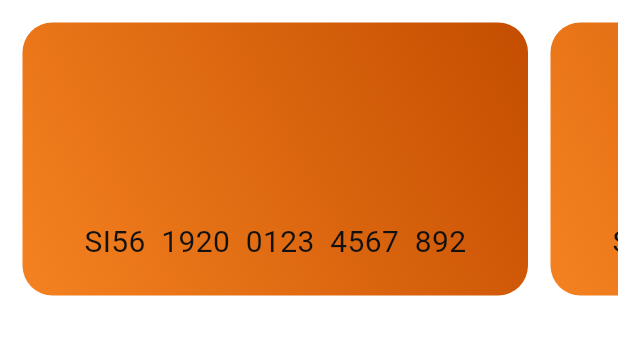
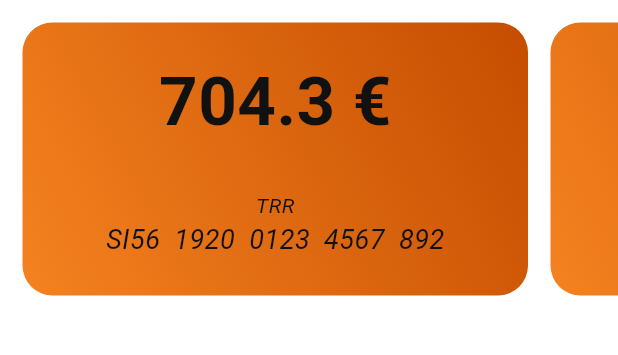
Before and after one commit to marc22polo/Mobile-bank, a Flutter app: the HomePage screen opened directly, on a phone screen of 412 x 824 dp, the part 84-439 px from its top. Run offline on Flutter 3.47's test engine with Material 3 defaults, Android fonts, the phone set to English and light mode, and no system bars; generated files the repository leaves out were written again.

Commit message:
basic card functionallity

```diff
--- a/lib/src/components/card_tile.dart
+++ b/lib/src/components/card_tile.dart
@@ -3,11 +3,15 @@ import 'package:flutter/material.dart';
 class CardTile extends StatelessWidget {
   final Color? color;
   final String iban;
+  final double amount;
+  final String type;
 
   const CardTile({
     super.key,
     required this.color,
     required this.iban,
+    required this.amount,
+    required this.type,
   });
 
   @override
@@ -30,18 +34,48 @@ class CardTile extends StatelessWidget {
         ),
         child: Column(
           children: [
+            Padding(
+              padding: const EdgeInsets.only(
+                top: 20,
+              ),
+              child: Text(
+                "$amount €",
+                style: TextStyle(
+                  color: Theme.of(context).colorScheme.onPrimary,
+                  fontSize: 45,
+                  fontWeight: FontWeight.bold,
+                ),
+              ),
+            ),
+            //
+
             const Spacer(),
+            //
+
+            Text(
+              type,
+              style: TextStyle(
+                color: Theme.of(context).colorScheme.onPrimary,
+                fontSize: 14,
+                fontStyle: FontStyle.italic,
+              ),
+            ),
 
             //
             Padding(
-              padding: const EdgeInsets.all(10),
+              padding: const EdgeInsets.only(
+                bottom: 10,
+                left: 10,
+                right: 10,
+              ),
               child: SizedBox(
                 height: 25,
                 child: Text(
                   iban,
                   style: TextStyle(
                     color: Theme.of(context).colorScheme.onPrimary,
-                    fontSize: 20,
+                    fontSize: 18,
+                    fontStyle: FontStyle.italic,
                   ),
                 ),
               ),
--- a/lib/src/page/home.dart
+++ b/lib/src/page/home.dart
@@ -34,22 +34,20 @@ class _HomePageState extends State<HomePage> {
             CardTile(
               color: Color(0xFF111111),
               iban: "SI56  1920  0123  4567  892",
+              amount: 704.3,
+              type: "TRR",
             ),
             CardTile(
               color: Color(0xFF222222),
               iban: "SI56  1920  0123  4567  892",
+              amount: 212.78,
+              type: "Prepaid",
             ),
             CardTile(
               color: Color(0xFF333333),
               iban: "SI56  1920  0123  4567  892",
-            ),
-            CardTile(
-              color: Color(0xFF444444),
-              iban: "SI56  1920  0123  4567  892",
-            ),
-            CardTile(
-              color: Color(0xFF555555),
-              iban: "SI56  1920  0123  4567  892",
+              amount: 25600.19,
+              type: "Golden booklet",
             ),
           ],
         ),
```
